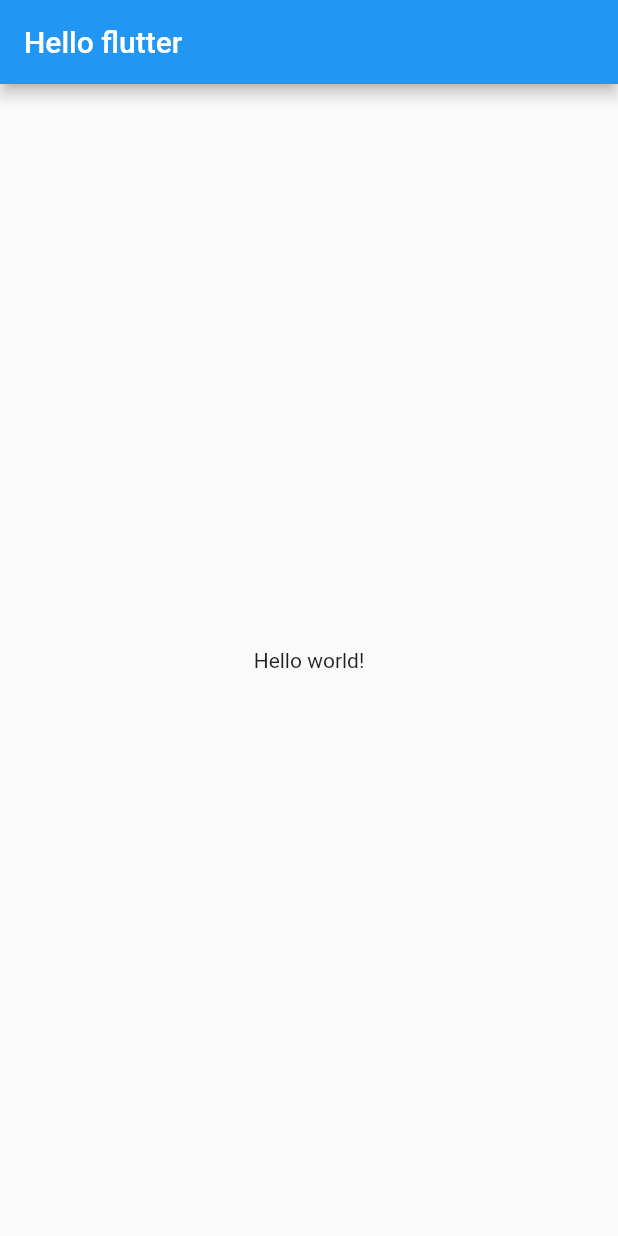
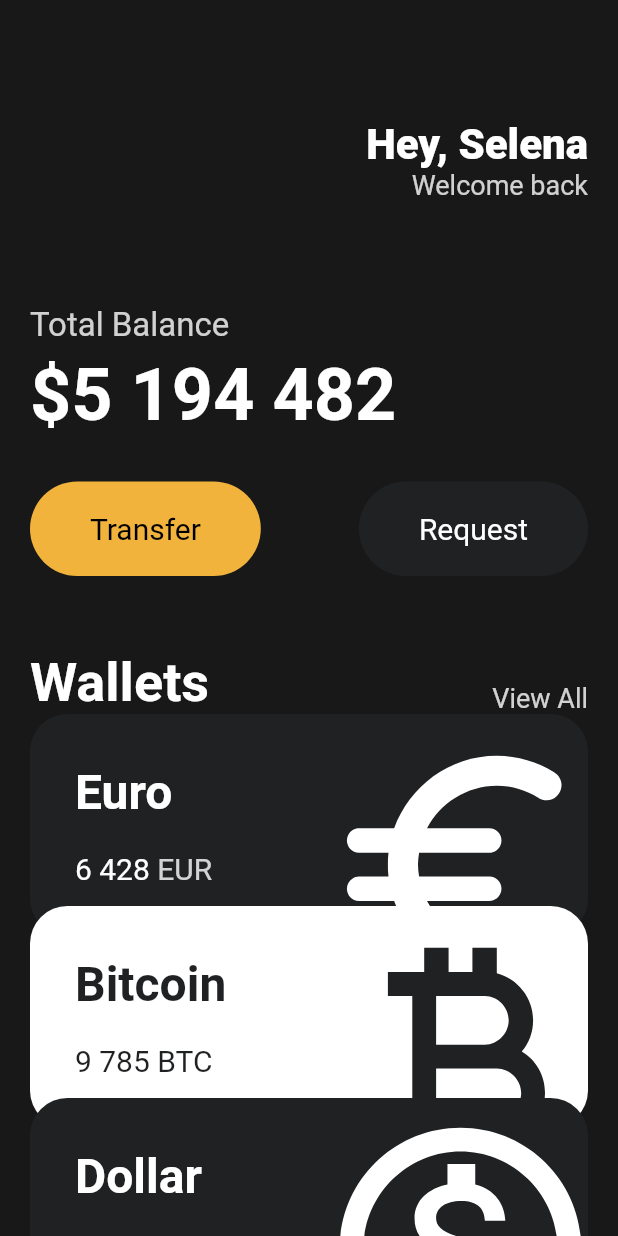
Before and after one commit to gwangbaekun/flu-der, a Flutter app: the screen it shows after launch, on a phone screen of 412 x 824 dp. Run offline on Flutter 3.47's test engine with Material 2 defaults, Android fonts, the phone set to English and light mode, and no system bars.

Commit message:
ui changes

```diff
--- a/lib/main.dart
+++ b/lib/main.dart
@@ -1,22 +1,153 @@
 import 'package:flutter/material.dart';
+import 'package:toonflix/widgets/button.dart';
+import 'package:toonflix/widgets/currency_card.dart';
 
 void main() {
   runApp(App());
 }
 
 class App extends StatelessWidget {
+  const App({super.key});
 
   @override
   Widget build(BuildContext context) {
     return MaterialApp(
       home: Scaffold(
-        appBar: AppBar(
-          title: Text('Hello flutter'),
-        ),
-        body: Center(child: Text('Hello world!'),
+        backgroundColor: const Color(0xFF181818),
+        body: SingleChildScrollView(
+          child: Padding(
+            padding: const EdgeInsets.symmetric(
+              horizontal: 20,
+            ),
+            child: Column(
+              crossAxisAlignment: CrossAxisAlignment.start,
+              children: [
+                const SizedBox(
+                  height: 80,
+                ),
+                const Row(
+                  mainAxisAlignment: MainAxisAlignment.end,
+                  children: [
+                    Column(
+                      crossAxisAlignment: CrossAxisAlignment.end,
+                      children: [
+                        Text(
+                          'Hey, Selena',
+                          style: TextStyle(
+                            color: Colors.white,
+                            fontSize: 28,
+                            fontWeight: FontWeight.w800,
+                          ),
+                        ),
+                        Text(
+                          'Welcome back',
+                          style: TextStyle(
+                            color: Color.fromRGBO(255, 255, 255, 0.8),
+                            fontSize: 18,
+                          ),
+                        ),
+                      ],
+                    )
+                  ],
+                ),
+                const SizedBox(
+                  height: 70,
+                ),
+                Text(
+                  'Total Balance',
+                  style: TextStyle(
+                    fontSize: 22,
+                    color: Colors.white.withOpacity(0.8),
+                  ),
+                ),
+                const SizedBox(
+                  height: 5,
+                ),
+                const Text(
+                  '\$5 194 482',
+                  style: TextStyle(
+                    fontSize: 48,
+                    fontWeight: FontWeight.w600,
+                    color: Colors.white,
+                  ),
+                ),
+                const SizedBox(
+                  height: 30,
+                ),
+                const Row(
+                  mainAxisAlignment: MainAxisAlignment.spaceBetween,
+                  children: [
+                    Button(
+                      text: 'Transfer',
+                      bgColor: Color(0xFFF1B33B),
+                      textColor: Colors.black,
+                    ),
+                    Button(
+                      text: 'Request',
+                      bgColor: Color(0xFF1F2123),
+                      textColor: Colors.white,
+                    ),
+                  ],
+                ),
+                const SizedBox(
+                  height: 50,
+                ),
+                Row(
+                  crossAxisAlignment: CrossAxisAlignment.end,
+                  mainAxisAlignment: MainAxisAlignment.spaceBetween,
+                  children: [
+                    const Text(
+                      'Wallets',
+                      style: TextStyle(
+                        color: Colors.white,
+                        fontSize: 36,
+                        fontWeight: FontWeight.w600,
+                      ),
+                    ),
+                    Text(
+                      'View All',
+                      style: TextStyle(
+                        color: Colors.white.withOpacity(0.8),
+                        fontSize: 18,
+                      ),
+                    ),
+                  ],
+                ),
+                const SizedBox(
+                  height: 20,
+                ),
+                const CurrencyCard(
+                  name: 'Euro',
+                  code: 'EUR',
+                  amount: '6 428',
+                  icon: Icons.euro_rounded,
+                  isInverted: false,
+                ),
+                Transform.translate(
+                  offset: const Offset(0, -20),
+                  child: const CurrencyCard(
+                    name: 'Bitcoin',
+                    code: 'BTC',
+                    amount: '9 785',
+                    icon: Icons.currency_bitcoin,
+                    isInverted: true,
+                  ),
+                ),
+                Transform.translate(
+                  offset: const Offset(0, -40),
+                  child: const CurrencyCard(
+                    name: 'Dollar',
+                    code: 'USD',
+                    amount: '428',
+                    icon: Icons.monetization_on_outlined,
+                    isInverted: false,
+                  ),
+                ),
+              ],
+            ),
+          ),
         ),
       ),
     );
   }
-
 }
--- /dev/null
+++ b/lib/widgets/button.dart
@@ -0,0 +1,37 @@
+import 'package:flutter/material.dart';
+
+class Button extends StatelessWidget {
+  final String text;
+  final Color bgColor;
+  final Color textColor;
+
+  const Button({
+    super.key,
+    required this.text,
+    required this.bgColor,
+    required this.textColor,
+  });
+
+  @override
+  Widget build(BuildContext context) {
+    return Container(
+      decoration: BoxDecoration(
+        color: bgColor,
+        borderRadius: BorderRadius.circular(45),
+      ),
+      child: Padding(
+        padding: const EdgeInsets.symmetric(
+          vertical: 20,
+          horizontal: 40,
+        ),
+        child: Text(
+          text,
+          style: TextStyle(
+            color: textColor,
+            fontSize: 20,
+          ),
+        ),
+      ),
+    );
+  }
+}
--- /dev/null
+++ b/lib/widgets/currency_card.dart
@@ -0,0 +1,94 @@
+import 'package:flutter/material.dart';
+
+class CurrencyCard extends StatelessWidget {
+  final String name, code, amount;
+  final IconData icon;
+  final bool isInverted;
+  final offset = const Offset(0, -20);
+
+  final _blackColor = const Color(0xFF1F2123);
+
+  const CurrencyCard({
+    super.key,
+    required this.name,
+    required this.code,
+    required this.amount,
+    required this.icon,
+    required this.isInverted,
+  });
+
+  @override
+  Widget build(BuildContext context) {
+    return Transform.translate(
+      offset: offset,
+      child: Container(
+        clipBehavior: Clip.hardEdge,
+        decoration: BoxDecoration(
+          color: isInverted ? Colors.white : _blackColor,
+          borderRadius: BorderRadius.circular(25),
+        ),
+        child: Padding(
+          padding: const EdgeInsets.all(30),
+          child: Row(
+            mainAxisAlignment: MainAxisAlignment.spaceBetween,
+            children: [
+              Column(
+                crossAxisAlignment: CrossAxisAlignment.start,
+                children: [
+                  Text(
+                    name,
+                    style: TextStyle(
+                      color: isInverted ? _blackColor : Colors.white,
+                      fontSize: 32,
+                      fontWeight: FontWeight.w600,
+                    ),
+                  ),
+                  const SizedBox(
+                    height: 20,
+                  ),
+                  Row(
+                    children: [
+                      Text(
+                        amount,
+                        style: TextStyle(
+                          color: isInverted ? _blackColor : Colors.white,
+                          fontSize: 20,
+                        ),
+                      ),
+                      const SizedBox(
+                        width: 5,
+                      ),
+                      Text(
+                        code,
+                        style: TextStyle(
+                          color: isInverted
+                              ? _blackColor
+                              : Colors.white.withOpacity(0.8),
+                          fontSize: 20,
+                        ),
+                      ),
+                    ],
+                  )
+                ],
+              ),
+              Transform.scale(
+                scale: 2.2,
+                child: Transform.translate(
+                  offset: const Offset(
+                    -5,
+                    12,
+                  ),
+                  child: Icon(
+                    icon,
+                    color: isInverted ? _blackColor : Colors.white,
+                    size: 88,
+                  ),
+                ),
+              )
+            ],
+          ),
+        ),
+      ),
+    );
+  }
+}
```
